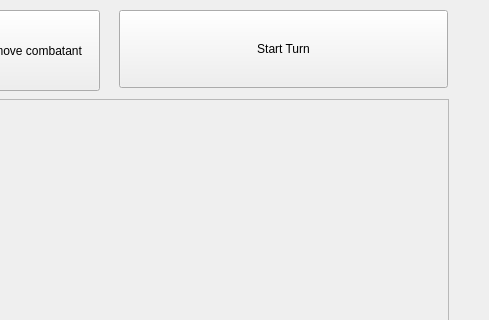
First picture: the form in src/ManagerPF2E/managerwidget.ui, repository lazaropo/2EManager, before the edit; both pictures show x 711 to 1200 and y 0 to 320 of the 1200 by 800 pixel window.
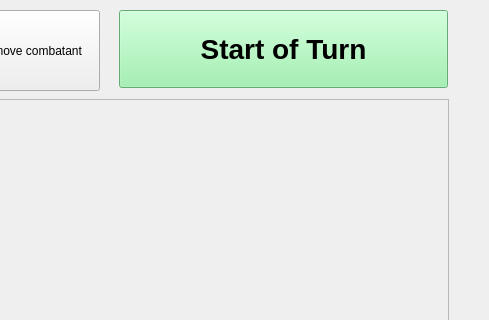
Second picture: the form after the edit.

```diff
--- a/src/ManagerPF2E/managerwidget.ui
+++ b/src/ManagerPF2E/managerwidget.ui
@@ -164,8 +164,15 @@
      <verstretch>0</verstretch>
     </sizepolicy>
    </property>
+   <property name="styleSheet">
+    <string notr="true">QPushButton{
+font: bold 28px; 
+color: black;
+background-color: rgb(143, 240, 164);
+}</string>
+   </property>
    <property name="text">
-    <string>Start Turn</string>
+    <string>Start of Turn</string>
    </property>
   </widget>
  </widget>
```
Left out of the diff: 3 changed lines with no effect on the pictures.
